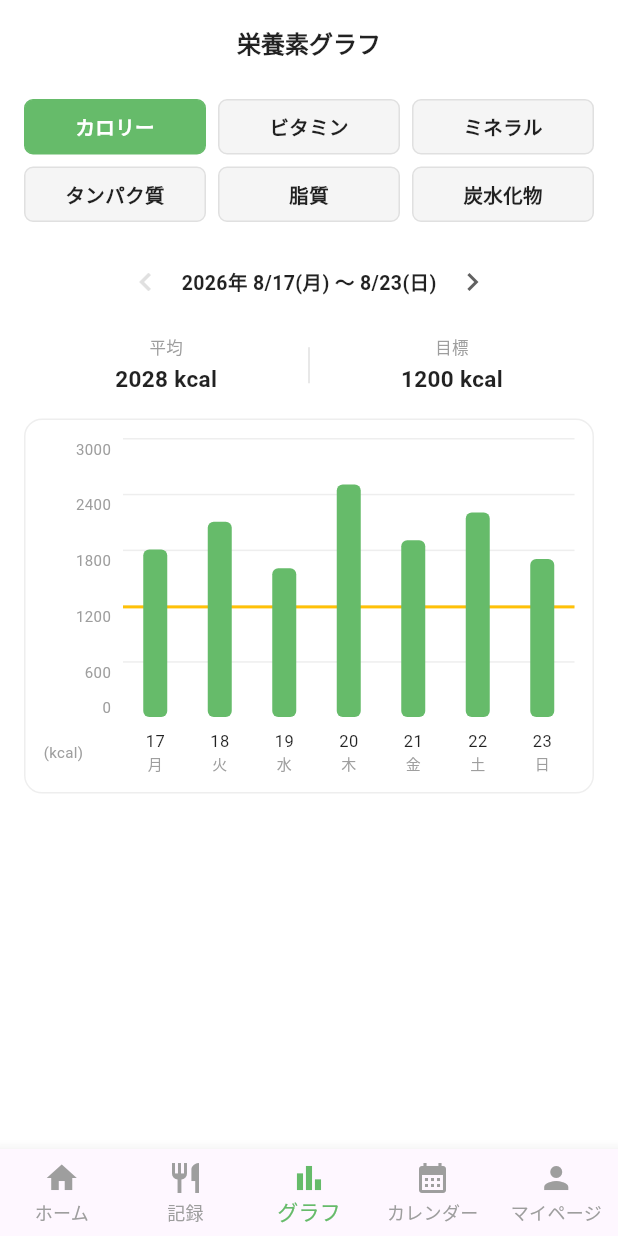
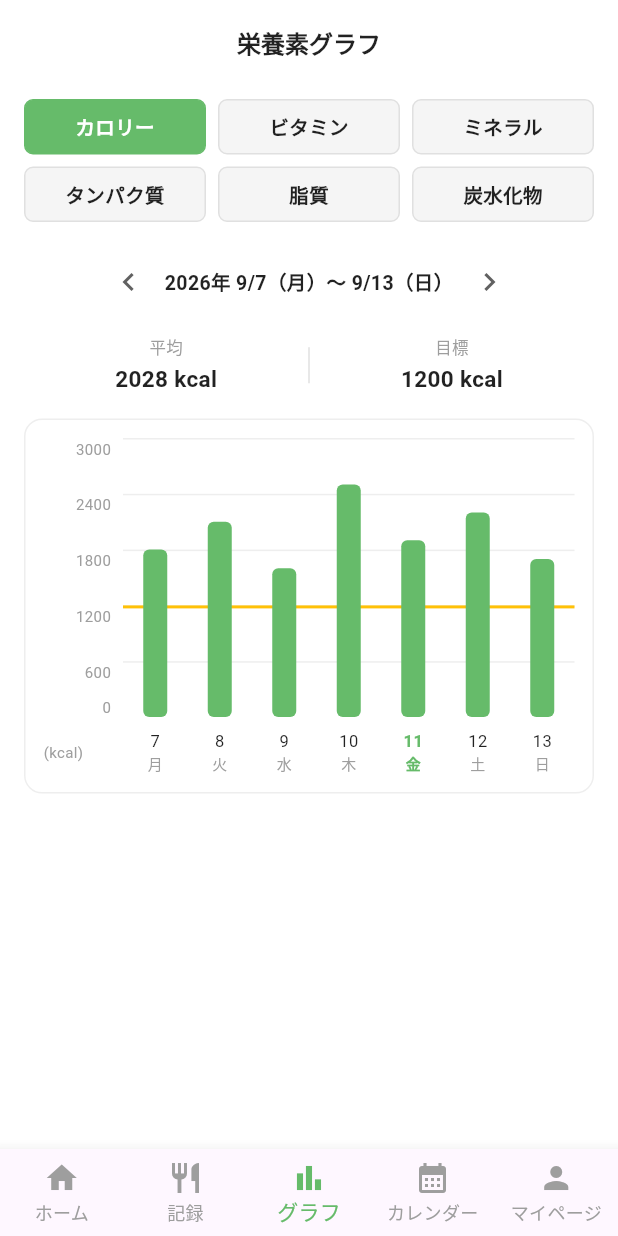
Before and after one commit to otya-0824/1600man, a Flutter app: the screen it shows after launch, item 3 of the bottom bar chosen, on a phone screen of 412 x 824 dp. Run offline on Flutter 3.47's test engine with Material 3 defaults, Android fonts, the phone set to English and light mode, and no system bars; our stand-ins replace cloud_firestore, firebase_auth, firebase_core, shared_preferences; accounts and stored records are empty; network calls fail.

Commit message:
Add files via upload

```diff
--- a/lib/gurahu.dart
+++ b/lib/gurahu.dart
@@ -25,7 +25,11 @@
   @override
   void initState() {
     super.initState();
-    _currentMonday = _getMondayOfWeek(DateTime(2026, 8, 20));
+    DateTime now = DateTime.now();
+    DateTime target = now.isBefore(_minDate)
+        ? _minDate
+        : (now.isAfter(_maxDate) ? _maxDate : now);
+    _currentMonday = _getMondayOfWeek(target);
   }
 
   DateTime _getMondayOfWeek(DateTime date) {
@@ -54,14 +58,13 @@
     });
   }
 
-  // 年をまたぐかどうかで表示を自動切り替えるように修正
   String _formatDateRange() {
     DateTime sunday = _currentMonday.add(const Duration(days: 6));
 
     if (_currentMonday.year != sunday.year) {
-      return '${_currentMonday.year}年${_currentMonday.month}/${_currentMonday.day}(月) 〜 ${sunday.year}年${sunday.month}/${sunday.day}(日)';
+      return '${_currentMonday.year}年${_currentMonday.month}/${_currentMonday.day}（月）〜 ${sunday.year}年${sunday.month}/${sunday.day}（日）';
     } else {
-      return '${_currentMonday.year}年 ${_currentMonday.month}/${_currentMonday.day}(月) 〜 ${sunday.month}/${sunday.day}(日)';
+      return '${_currentMonday.year}年 ${_currentMonday.month}/${_currentMonday.day}（月）〜 ${sunday.month}/${sunday.day}（日）';
     }
   }
 
@@ -249,8 +252,10 @@
                                 ),
                               ),
                               const SizedBox(width: 8),
-                              // 右側のグラフ本体
+                              // 右側のグラフ本体（日付ラベルと幅を一致させるためパディングを削除しStack内で調整）
                               Expanded(
+                                child: Padding(
+                                  padding: const EdgeInsets.symmetric(horizontal: 0), // 日付ラベルのspaceAroundと位置を正確に同期
                                   child: Stack(
                                     children: [
                                       // 背景の目盛り線（6本）
@@ -264,7 +269,7 @@
                                         );
                                       }),
 
-                                    // 目標ライン（黄色の横線）
+                                      // 目標ライン（黄色い横棒）
                                       Positioned(
                                         top: chartHeight * (1 - (targetCalories / topScaleValue)),
                                         left: 0,
@@ -300,13 +305,14 @@
                                     ],
                                   ),
                                 ),
+                              ),
                             ],
                           );
                         },
                       ),
                     ),
                     const SizedBox(height: 8),
-                    // 下部エリア：左側に単位 (kcal)、右側に日付・曜日を配置
+                    // 下部エリア：左側に単位 (kcal)、右側に日付・曜日を配置（左側の幅をグラフ側と完全に一致させる）
                     Row(
                       children: [
                         const SizedBox(
@@ -322,9 +328,33 @@
                             mainAxisAlignment: MainAxisAlignment.spaceAround,
                             children: List.generate(7, (index) {
                               DateTime targetDate = _currentMonday.add(Duration(days: index));
-                              return _DayLabel(
-                                day: '${targetDate.day}',
-                                weekDay: _getWeekDay(targetDate),
+                              DateTime now = DateTime.now();
+                              bool isToday = targetDate.year == now.year &&
+                                  targetDate.month == now.month &&
+                                  targetDate.day == now.day;
+
+                              return SizedBox(
+                                width: 16, // 棒グラフの幅(16)と揃えることで中央位置を完全一致させる
+                                child: Column(
+                                  children: [
+                                    Text(
+                                      '${targetDate.day}',
+                                      style: TextStyle(
+                                        fontSize: 11,
+                                        color: isToday ? primaryGreen : Colors.black87,
+                                        fontWeight: isToday ? FontWeight.bold : FontWeight.normal,
+                                      ),
+                                    ),
+                                    Text(
+                                      _getWeekDay(targetDate),
+                                      style: TextStyle(
+                                        fontSize: 10,
+                                        color: isToday ? primaryGreen : Colors.grey,
+                                        fontWeight: isToday ? FontWeight.bold : FontWeight.normal,
+                                      ),
+                                    ),
+                                  ],
+                                ),
                               );
                             }),
                           ),
@@ -350,7 +380,7 @@
             case 0:
               Navigator.pushReplacement(
                 context,
-                MaterialPageRoute(builder: (_) => HomePage()), // const を外して修正
+                MaterialPageRoute(builder: (_) => const HomePage()),
               );
               break;
             case 1:
@@ -429,20 +459,3 @@
     );
   }
 }
-
-class _DayLabel extends StatelessWidget {
-  final String day;
-  final String weekDay;
-
-  const _DayLabel({required this.day, required this.weekDay});
-
-  @override
-  Widget build(BuildContext context) {
-    return Column(
-      children: [
-        Text(day, style: const TextStyle(fontSize: 11, color: Colors.black87)),
-        Text(weekDay, style: const TextStyle(fontSize: 10, color: Colors.grey)),
-      ],
-    );
-  }
-}
```
Also changed, not shown: lib/calendar.dart (+22 -5 lines). Lines whose indentation alone changed are shown as unchanged.
